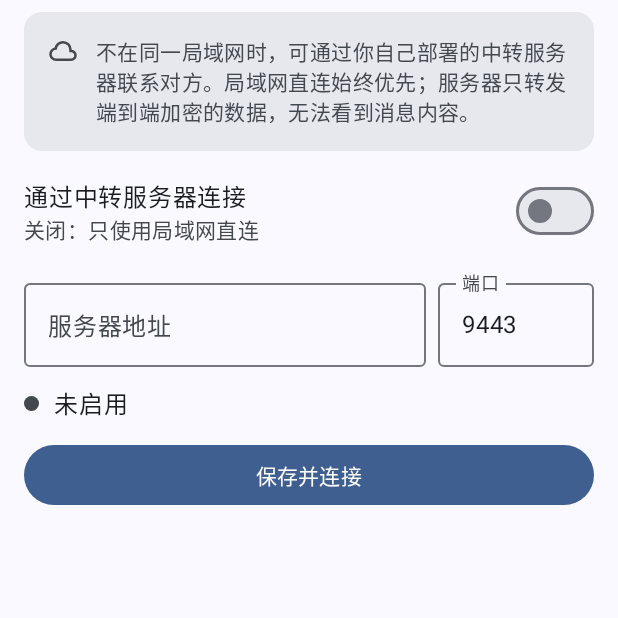
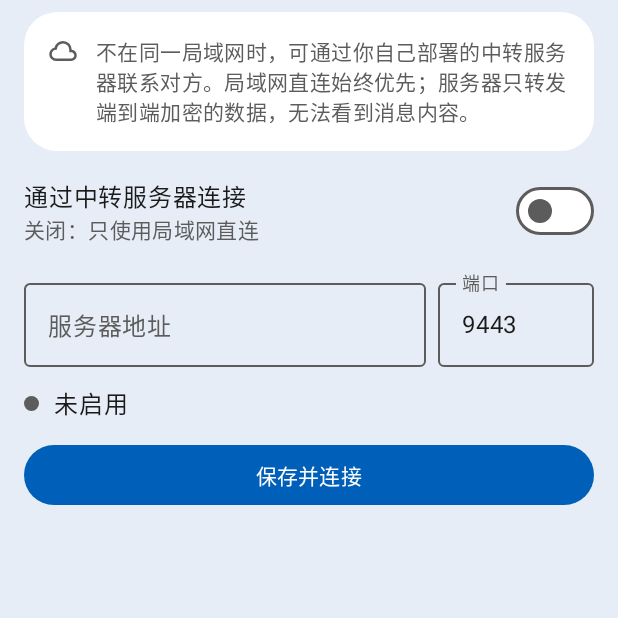
Before and after one commit to boochain/lan-secure-messenger, an Android app built with Jetpack Compose: the composable RelayScreen shown on its own in the app's theme, on a phone screen of 412 x 824 dp, the top half of it. Run offline under Robolectric (Android 15) with nearby library versions, the phone set to English and light mode, and no system bars.

Commit message:
Restyle Android with opaque Liquid Glass instead of Material You.
The page, cards, pills, bubbles and floating tab capsule use the audited palette. Compose Material3 stays only for dialogs, menus and text. No release tag.

```diff
--- a/editions/portable/android/app/src/main/java/io/github/frec86/lanmessenger/P1.kt
+++ b/editions/portable/android/app/src/main/java/io/github/frec86/lanmessenger/P1.kt
@@ -71,7 +71,7 @@ fun QuoteStrip(m: Msg) {
 fun ReactionChips(m: Msg) {
     if (m.reactions.isEmpty() || m.recalled) return
     val p = LocalPalette.current
-    Row(Modifier.padding(horizontal = 12.dp, vertical = 2.dp).clip(RoundedCornerShape(12.dp)).background(p.field).padding(horizontal = 8.dp, vertical = 2.dp)) {
+    Row(Modifier.padding(horizontal = 12.dp, vertical = 2.dp).clip(RoundedCornerShape(16.dp)).background(p.field).padding(horizontal = 8.dp, vertical = 2.dp)) {
         Text(m.reactions, fontSize = 13.sp, color = p.fg)
     }
 }
--- a/editions/portable/android/app/src/main/java/io/github/frec86/lanmessenger/Parts.kt
+++ b/editions/portable/android/app/src/main/java/io/github/frec86/lanmessenger/Parts.kt
@@ -126,7 +126,7 @@ fun buildRows(msgs: List<Msg>, isGroup: Boolean): List<ChatRow> {
 }
 
 /* ---------------------------------------------------------------- bubble shape with a tail (Telegram/WhatsApp): the tail sits at the top outer corner of the first bubble of a group */
-class BubbleShape(private val mine: Boolean, private val tail: Boolean, private val r: Dp = 16.dp, private val small: Dp = 2.dp, private val t: Dp = 8.dp) : Shape {
+class BubbleShape(private val mine: Boolean, private val tail: Boolean, private val r: Dp = 20.dp, private val small: Dp = 6.dp, private val t: Dp = 8.dp) : Shape {
     override fun createOutline(size: Size, layoutDirection: LayoutDirection, density: Density): Outline = with(density) {
         val rr = r.toPx(); val sm = small.toPx(); val tw = t.toPx()
         val body = Rect(if (mine) 0f else tw, 0f, if (mine) size.width - tw else size.width, size.height)
--- a/editions/portable/android/app/src/main/java/io/github/frec86/lanmessenger/Recovery.kt
+++ b/editions/portable/android/app/src/main/java/io/github/frec86/lanmessenger/Recovery.kt
@@ -73,9 +73,9 @@ fun RecoveryCodeScreen(forceConfirm: Boolean, onDone: () -> Unit, onBack: () ->
                     color = p.fg,
                     modifier = Modifier
                         .fillMaxWidth()
-                        .clip(RoundedCornerShape(12.dp))
+                        .clip(RoundedCornerShape(22.dp))
                         .background(p.chip)
-                        .border(1.dp, p.divider, RoundedCornerShape(12.dp))
+                        .border(1.dp, p.divider, RoundedCornerShape(22.dp))
                         .padding(horizontal = 16.dp, vertical = 20.dp)
                         .semantics { contentDescription = "恢复密钥" }
                 )
--- a/editions/portable/android/app/src/main/java/io/github/frec86/lanmessenger/Relay.kt
+++ b/editions/portable/android/app/src/main/java/io/github/frec86/lanmessenger/Relay.kt
@@ -50,7 +50,7 @@ fun RelayScreen(st: AppState, back: () -> Unit) {
         Repo.refresh()
     }
     Column(Modifier.fillMaxSize().verticalScroll(rememberScrollState()).padding(horizontal = 16.dp, vertical = 8.dp), verticalArrangement = Arrangement.spacedBy(12.dp)) {
-        Row(Modifier.fillMaxWidth().clip(RoundedCornerShape(12.dp)).background(p.chip).padding(16.dp), verticalAlignment = Alignment.Top) {
+        Row(Modifier.fillMaxWidth().clip(RoundedCornerShape(22.dp)).background(p.chip).padding(16.dp), verticalAlignment = Alignment.Top) {
             Ic(R.drawable.ms_via_server, null, p.fg2, 20.dp); Spacer(Modifier.width(12.dp))
             Text("不在同一局域网时，可通过你自己部署的中转服务器联系对方。局域网直连始终优先；服务器只转发端到端加密的数据，无法看到消息内容。",
                 style = MaterialTheme.typography.bodyMedium, color = p.fg2)
--- a/editions/portable/android/app/src/main/java/io/github/frec86/lanmessenger/Theme.kt
+++ b/editions/portable/android/app/src/main/java/io/github/frec86/lanmessenger/Theme.kt
@@ -8,9 +8,9 @@ import androidx.compose.ui.text.TextStyle
 import androidx.compose.ui.text.font.FontWeight
 import androidx.compose.ui.unit.sp
 
-/* Redesign (design/redesign/spec.md, Android = Material 3). Scheme = M3 SchemeTonalSpot from seed #005FB8,
- * fixed (no wallpaper dynamic colour, so every device looks like the approved mockup). Chat-specific roles
- * (bubbles, wallpaper, service pills, online) are extra tokens next to the scheme. */
+/* Liquid Glass chrome (opaque regular material, not Material You).
+ * Fills are the lg_* tokens in tools/palette.json. Material3 stays only as the widget toolkit
+ * (dialogs, menus, text); the colour scheme is these tokens, not SchemeTonalSpot. */
 private fun c(v: Long) = Color(0xFF000000 or v)
 
 data class Pal(
@@ -26,30 +26,33 @@ data class Pal(
     val textPrimary get() = fg
     fun scheme(dark: Boolean): ColorScheme = (if (dark) darkColorScheme() else lightColorScheme()).copy(
         primary = accent, onPrimary = onAccent, primaryContainer = pCont, onPrimaryContainer = onPCont,
-        secondaryContainer = secCont, onSecondaryContainer = onSecCont,
-        background = window, onBackground = fg, surface = window, onSurface = fg, onSurfaceVariant = fg2, surfaceVariant = chip,
-        surfaceTint = Color.Transparent, surfaceContainerLowest = theirs, surfaceContainerLow = navBar, surfaceContainer = navBar,
-        surfaceContainerHigh = dialog, surfaceContainerHighest = chip, outline = if (dark) c(0x8E9099) else c(0x74777F), outlineVariant = divider,
-        error = error, scrim = Color.Black)
+        inversePrimary = accent,
+        secondary = fg2, onSecondary = window, secondaryContainer = secCont, onSecondaryContainer = onSecCont,
+        tertiary = accent, onTertiary = onAccent, tertiaryContainer = pCont, onTertiaryContainer = onPCont,
+        background = window, onBackground = fg, surface = dialog, onSurface = fg, onSurfaceVariant = fg2, surfaceVariant = chip,
+        surfaceTint = Color.Transparent, surfaceContainerLowest = dialog, surfaceContainerLow = dialog, surfaceContainer = dialog,
+        surfaceContainerHigh = dialog, surfaceContainerHighest = dialog, outline = fg2, outlineVariant = divider,
+        error = error, onError = if (dark) Color.Black else Color.White, errorContainer = dialog, onErrorContainer = error,
+        inverseSurface = fg, inverseOnSurface = window, scrim = Color.Black)
     companion object {
-        val Light = Pal(window = c(0xF9F9FF), chat = c(0xE7E8EE), rowSel = c(0xD9E3F8), fg = c(0x191C20), fg2 = c(0x43474E), accent = c(0x3F5F90), onAccent = c(0xFFFFFF),
-            mine = c(0xD6E3FF), mineFg = c(0x191C20), mineMeta = c(0x3E4758), theirs = c(0xFFFFFF), theirsFg = c(0x191C20), meta = c(0x43474E),
-            divider = c(0xC4C6CF), badge = c(0x3F5F90), badgeFg = c(0xFFFFFF), online = c(0x1B7F2B), field = c(0xFFFFFF), chip = c(0xE7E8EE), chipFg = c(0x43474E),
-            service = c(0xE2E2E9), serviceFg = c(0x43474E), read = c(0x3F5F90), wall = c(0x191C20), wallAlpha = .04f, tile = c(0xD6E3FF), tileFg = c(0x264777),
-            secCont = c(0xD9E3F8), onSecCont = c(0x3E4758), pCont = c(0xD6E3FF), onPCont = c(0x264777), bar = c(0xF9F9FF), navBar = c(0xEDEDF4),
-            dialog = c(0xEDEDF4), error = c(0xBA1A1A), warning = c(0x8A5100), imageScrim = Color(0x8C000000))
-        val Dark = Pal(window = c(0x111318), chat = c(0x111318), rowSel = c(0x3E4758), fg = c(0xE2E2E9), fg2 = c(0xC4C6CF), accent = c(0xA8C8FF), onAccent = c(0x07305F),
-            mine = c(0x264777), mineFg = c(0xE2E2E9), mineMeta = c(0xC4D3EE), theirs = c(0x282A2F), theirsFg = c(0xE2E2E9), meta = c(0xC4C6CF),
-            divider = c(0x43474E), badge = c(0xA8C8FF), badgeFg = c(0x07305F), online = c(0x7DDB86), field = c(0x282A2F), chip = c(0x1D2024), chipFg = c(0xC4C6CF),
-            service = c(0x282A2F), serviceFg = c(0xC4C6CF), read = c(0xA8C8FF), wall = c(0xE2E2E9), wallAlpha = .035f, tile = c(0x264777), tileFg = c(0xD6E3FF),
-            secCont = c(0x3E4758), onSecCont = c(0xD9E3F8), pCont = c(0x264777), onPCont = c(0xD6E3FF), bar = c(0x1D2024), navBar = c(0x1D2024),
-            dialog = c(0x282A2F), error = c(0xFFB4AB), warning = c(0xFFB86E), imageScrim = Color(0x8C000000))
+        val Light = Pal(window = c(0xE7EDF6), chat = c(0xE7EDF6), rowSel = c(0xFFFFFF), fg = c(0x1A1A1A), fg2 = c(0x5C5C5C), accent = c(0x005FB8), onAccent = c(0xFFFFFF),
+            mine = c(0xD6E6FF), mineFg = c(0x1A1A1A), mineMeta = c(0x5C5C5C), theirs = c(0xFFFFFF), theirsFg = c(0x1A1A1A), meta = c(0x5C5C5C),
+            divider = c(0xD5DCE6), badge = c(0x005FB8), badgeFg = c(0xFFFFFF), online = c(0x0F7B0F), field = c(0xFFFFFF), chip = c(0xFFFFFF), chipFg = c(0x5C5C5C),
+            service = c(0xD5E0F0), serviceFg = c(0x5C5C5C), read = c(0x005FB8), wall = c(0x1A1A1A), wallAlpha = .04f, tile = c(0xD6E6FF), tileFg = c(0x1A1A1A),
+            secCont = c(0xD6E6FF), onSecCont = c(0x1A1A1A), pCont = c(0xD6E6FF), onPCont = c(0x1A1A1A), bar = c(0xFFFFFF), navBar = c(0xD5E0F0),
+            dialog = c(0xFFFFFF), error = c(0xC42B1C), warning = c(0x9D5D00), imageScrim = Color(0x8C000000))
+        val Dark = Pal(window = c(0x0B1020), chat = c(0x0B1020), rowSel = c(0x243044), fg = c(0xFFFFFF), fg2 = c(0xCCCCCC), accent = c(0x60CDFF), onAccent = c(0x000000),
+            mine = c(0x2A4068), mineFg = c(0xFFFFFF), mineMeta = c(0xCCCCCC), theirs = c(0x1C2436), theirsFg = c(0xFFFFFF), meta = c(0xCCCCCC),
+            divider = c(0x3A445C), badge = c(0x60CDFF), badgeFg = c(0x000000), online = c(0x6CCB5F), field = c(0x1C2436), chip = c(0x1C2436), chipFg = c(0xCCCCCC),
+            service = c(0x1A2740), serviceFg = c(0xCCCCCC), read = c(0x60CDFF), wall = c(0xFFFFFF), wallAlpha = .035f, tile = c(0x2A4068), tileFg = c(0xFFFFFF),
+            secCont = c(0x2A4068), onSecCont = c(0xFFFFFF), pCont = c(0x2A4068), onPCont = c(0xFFFFFF), bar = c(0x1C2436), navBar = c(0x1A2740),
+            dialog = c(0x1C2436), error = c(0xFF99A4), warning = c(0xFCE100), imageScrim = Color(0x8C000000))
     }
 }
 val Palette = Pal
 val LocalPalette = staticCompositionLocalOf { Pal.Light }
 
-/** M3 type scale (Roboto + Noto Sans CJK SC system fallback), the roles the spec uses. */
+/** Type scale (Roboto + Noto Sans CJK SC). Sizes match the shared ramp; this is not a Material colour system. */
 val M3Typography: Typography = run {
     fun t(size: Int, lh: Int, w: FontWeight = FontWeight.Normal, ls: Double = 0.0) = TextStyle(fontSize = size.sp, lineHeight = lh.sp, fontWeight = w, letterSpacing = ls.sp)
     val m = FontWeight.Medium
--- a/editions/portable/android/app/src/main/res/values-night/colors.xml
+++ b/editions/portable/android/app/src/main/res/values-night/colors.xml
@@ -1,5 +1,5 @@
 <resources>
-    <color name="lsm_window_bg">#111318</color>
-    <color name="lsm_text_primary">#E2E2E9</color>
-    <color name="lsm_accent">#A8C8FF</color>
+    <color name="lsm_window_bg">#0B1020</color>
+    <color name="lsm_text_primary">#FFFFFF</color>
+    <color name="lsm_accent">#60CDFF</color>
 </resources>
--- a/editions/portable/android/app/src/main/res/values-night/themes.xml
+++ b/editions/portable/android/app/src/main/res/values-night/themes.xml
@@ -1,5 +1,5 @@
 <resources>
-    <style name="Theme.Lsm" parent="android:Theme.Material.NoActionBar">
+    <style name="Theme.Lsm" parent="android:Theme.DeviceDefault.NoActionBar">
         <item name="android:windowBackground">@color/lsm_window_bg</item>
         <item name="android:colorBackground">@color/lsm_window_bg</item>
         <item name="android:textColorPrimary">@color/lsm_text_primary</item>
--- a/editions/portable/android/app/src/main/res/values/colors.xml
+++ b/editions/portable/android/app/src/main/res/values/colors.xml
@@ -1,6 +1,6 @@
 <resources>
     <color name="ic_bg">#FF3F5F90</color>
-    <color name="lsm_window_bg">#F9F9FF</color>
-    <color name="lsm_text_primary">#191C20</color>
-    <color name="lsm_accent">#3F5F90</color>
+    <color name="lsm_window_bg">#E7EDF6</color>
+    <color name="lsm_text_primary">#1A1A1A</color>
+    <color name="lsm_accent">#005FB8</color>
 </resources>
--- a/editions/portable/android/app/src/main/res/values/themes.xml
+++ b/editions/portable/android/app/src/main/res/values/themes.xml
@@ -1,6 +1,6 @@
 <resources>
     <!-- Light (default) – window_bg from design/palette.json. Was inverted before (dark theme in values/, light in values-night/). -->
-    <style name="Theme.Lsm" parent="android:Theme.Material.Light.NoActionBar">
+    <style name="Theme.Lsm" parent="android:Theme.DeviceDefault.Light.NoActionBar">
         <item name="android:windowBackground">@color/lsm_window_bg</item>
         <item name="android:colorBackground">@color/lsm_window_bg</item>
         <item name="android:textColorPrimary">@color/lsm_text_primary</item>
```
Also changed, not shown: editions/portable/android/app/src/main/java/io/github/frec86/lanmessenger/Cards.kt (+5 -11 lines), editions/portable/android/app/src/main/java/io/github/frec86/lanmessenger/Chat.kt (+10 -13 lines), editions/portable/android/app/src/main/java/io/github/frec86/lanmessenger/Home.kt (+51 -22 lines), editions/portable/android/app/src/main/java/io/github/frec86/lanmessenger/MainActivity.kt (+4 -6 lines), 6 other files.
